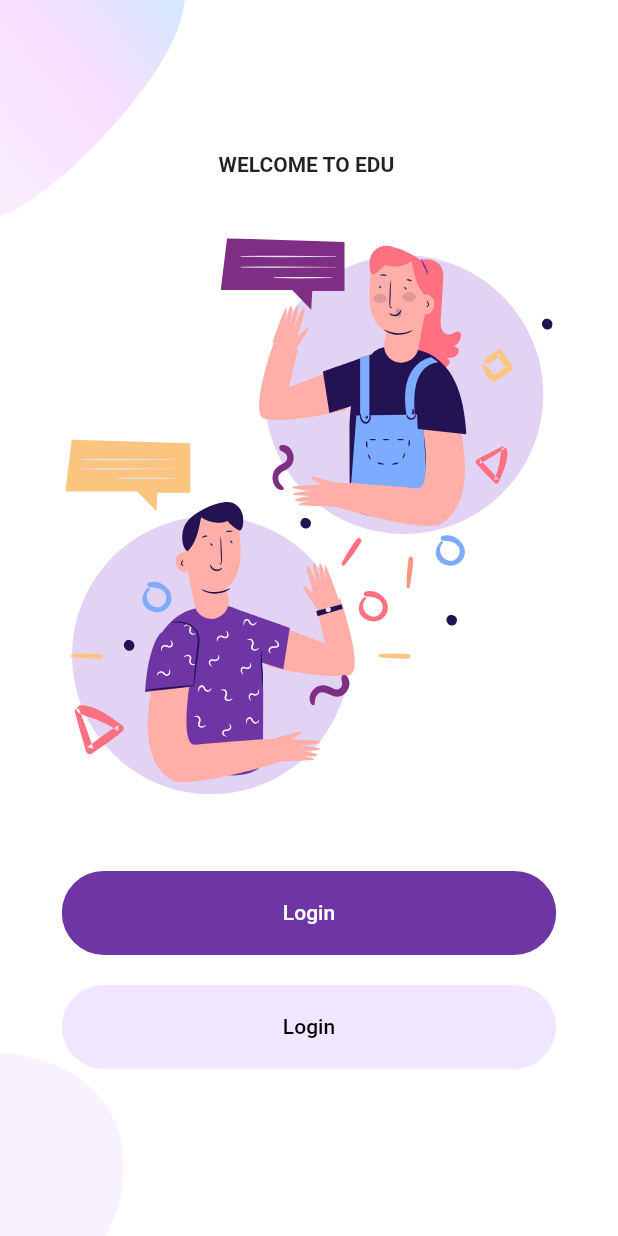
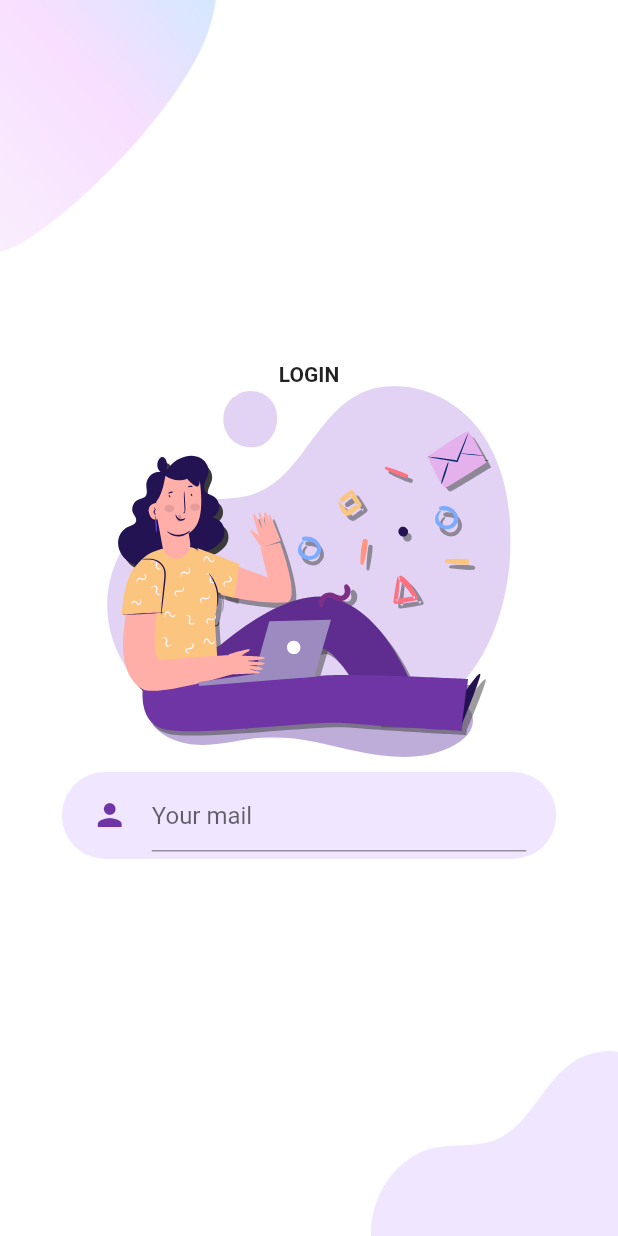
Before and after one commit to QuantumInformatik/login-punumone, a Flutter app: the screen it shows after launch, after a tap on "Login", on a phone screen of 412 x 824 dp. Run offline on Flutter 3.47's test engine with Material 2 defaults, Android fonts, the phone set to English and light mode, and no system bars; our stand-ins replace flutter_svg.

Commit message:
Se realiza la pantalla de login y se navega hacia ella - se crea primer campo input

```diff
--- a/lib/screens/components/body.dart
+++ b/lib/screens/components/body.dart
@@ -1,6 +1,7 @@
 import 'package:first_login_flutter/components/rounded_button.dart';
 import 'package:first_login_flutter/constants.dart';
 import 'package:first_login_flutter/screens/components/backgound.dart';
+import 'package:first_login_flutter/screens/login/login_screen.dart';
 import 'package:flutter/material.dart';
 import 'package:flutter_svg/flutter_svg.dart';
 
@@ -35,10 +36,14 @@ class Body extends StatelessWidget {
             text: "Login",
             color: kPrimaryColor,
             textColor: Colors.white,
-            press: () {},
+            press: () {
+              Navigator.push(context, MaterialPageRoute(builder: (context) {
+                return LoginScreen();
+              }));
+            },
           ),
           RoundedButton(
-            text: "Login",
+            text: "Sign up",
             color: kPrimaryLightColor,
             textColor: Colors.black,
             press: () {},
--- /dev/null
+++ b/lib/screens/login/components/Background.dart
@@ -0,0 +1,41 @@
+import 'package:flutter/material.dart';
+
+class Background extends StatelessWidget {
+  final Widget childWidget;
+
+  const Background({
+    Key key,
+    this.childWidget,
+  }) : super(key: key);
+
+  @override
+  Widget build(BuildContext context) {
+    Size size = MediaQuery.of(context).size;
+
+    return Container(
+      width: double.infinity,
+      height: size.height,
+      child: Stack(
+        alignment: Alignment.center,
+        children: <Widget>[
+          Positioned(
+              top: 0,
+              left: 0,
+              child: Image.asset(
+                "assets/images/main_top.png",
+                width: size.width * 0.35,
+              )),
+          Positioned(
+            bottom: 0,
+            right: 0,
+            child: Image.asset(
+              "assets/images/login_bottom.png",
+              width: size.width * 0.40,
+            ),
+          ),
+          childWidget
+        ],
+      ),
+    );
+  }
+}
--- /dev/null
+++ b/lib/screens/login/components/body.dart
@@ -0,0 +1,65 @@
+import 'package:first_login_flutter/constants.dart';
+import 'package:first_login_flutter/screens/login/components/Background.dart';
+import 'package:flutter/material.dart';
+import 'package:flutter_svg/flutter_svg.dart';
+
+class Body extends StatelessWidget {
+  const Body({
+    Key key,
+  }) : super(key: key);
+
+  @override
+  Widget build(BuildContext context) {
+    Size size = MediaQuery.of(context).size;
+
+    return Background(
+      childWidget: Column(
+        mainAxisAlignment: MainAxisAlignment.center,
+        children: <Widget>[
+          _crearInputs(),
+          SvgPicture.asset(
+            "assets/icons/login.svg",
+            height: size.height * 0.3,
+          ),
+          TextFieldContainer(
+            childTextField: TextField(
+              decoration: InputDecoration(
+                  icon: Icon(
+                    Icons.person,
+                    color: kPrimaryColor,
+                  ),
+                  hintText: "Your mail"),
+            ),
+          )
+        ],
+      ),
+    );
+  }
+
+  Widget _crearInputs() {
+    return Text(
+      "LOGIN",
+      style: TextStyle(fontWeight: FontWeight.bold),
+    );
+  }
+}
+
+class TextFieldContainer extends StatelessWidget {
+  final Widget childTextField;
+
+  const TextFieldContainer({Key key, this.childTextField}) : super(key: key);
+
+  @override
+  Widget build(BuildContext context) {
+    Size size = MediaQuery.of(context).size;
+
+    return Container(
+      margin: EdgeInsets.symmetric(vertical: 10),
+      width: size.width * 0.8,
+      padding: EdgeInsets.symmetric(horizontal: 20, vertical: 5),
+      decoration: BoxDecoration(
+          color: kPrimaryLightColor, borderRadius: BorderRadius.circular(29)),
+      child: childTextField,
+    );
+  }
+}
--- /dev/null
+++ b/lib/screens/login/login_screen.dart
@@ -0,0 +1,11 @@
+import 'package:first_login_flutter/screens/login/components/body.dart';
+import 'package:flutter/material.dart';
+
+class LoginScreen extends StatelessWidget {
+  @override
+  Widget build(BuildContext context) {
+    return Scaffold(
+      body: Body(),
+    );
+  }
+}
```
